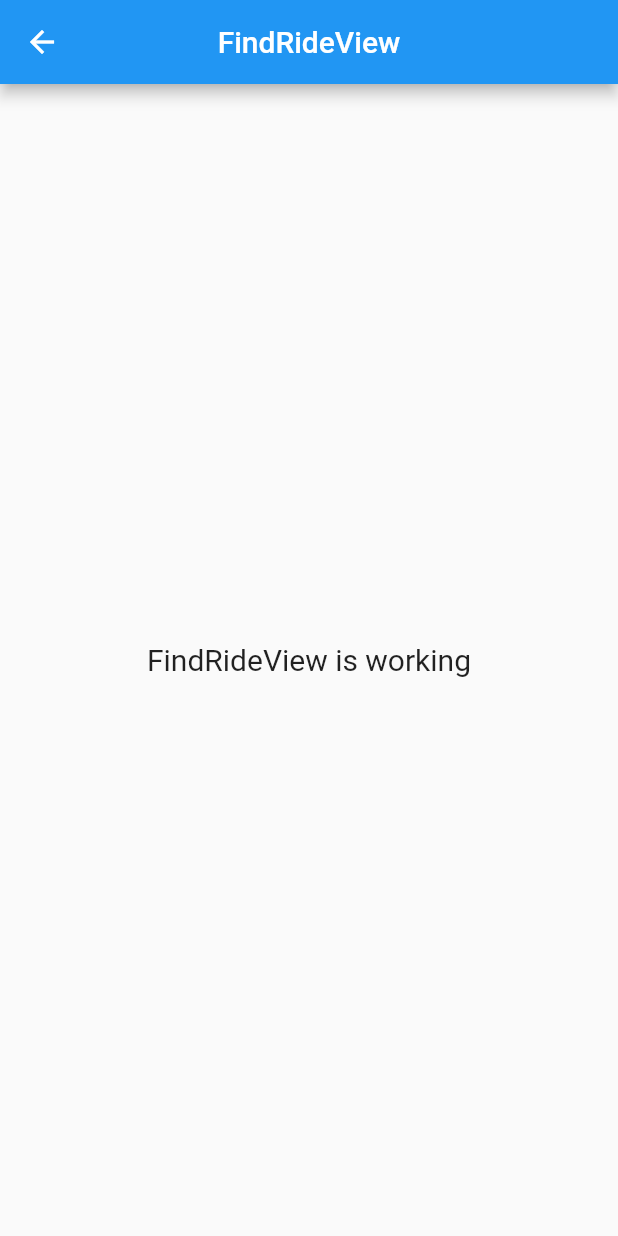
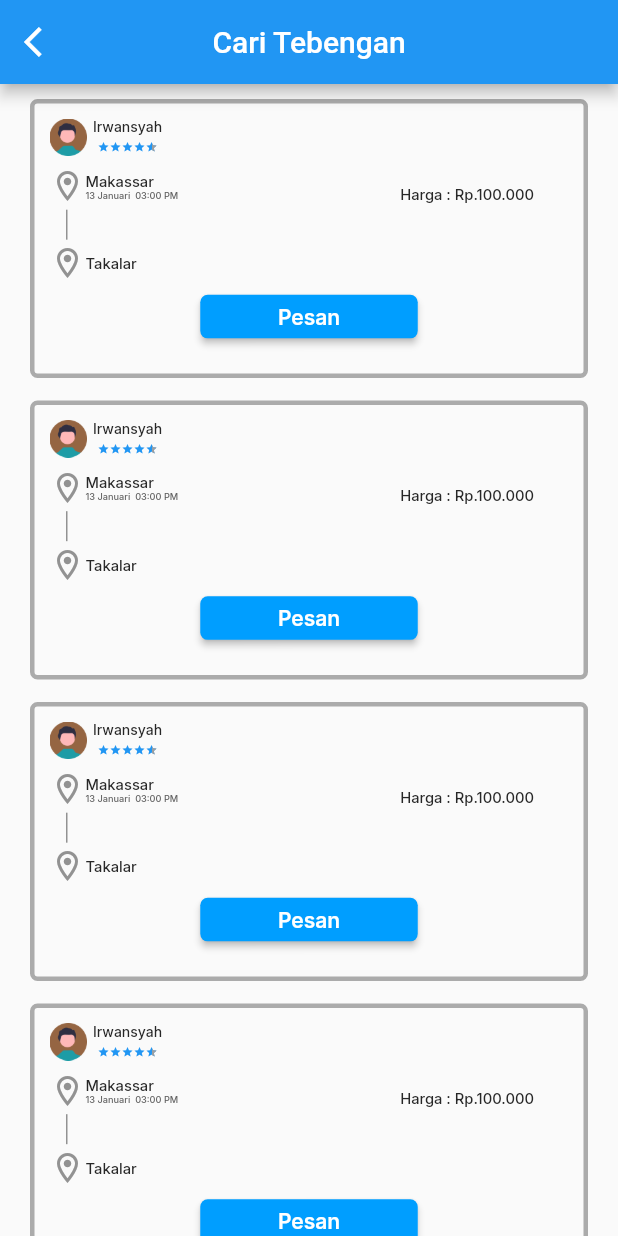
Before and after one commit to Dhaniramli/satuarah-app, a Flutter app: the FindRideView screen opened by its route, on a phone screen of 412 x 824 dp. Run offline on Flutter 3.47's test engine with Material 2 defaults, Android fonts, the phone set to English and light mode, and no system bars; our stand-ins replace cloud_firestore, firebase_auth, firebase_core, flutter_switch, get, google_fonts; accounts and stored records are empty.

Commit message:
tampilan find ride

```diff
--- a/lib/app/modules/find_ride/views/find_ride_view.dart
+++ b/lib/app/modules/find_ride/views/find_ride_view.dart
@@ -1,23 +1,35 @@
 import 'package:flutter/material.dart';
-
 import 'package:get/get.dart';
 
+import '../../../../theme.dart';
 import '../controllers/find_ride_controller.dart';
+import 'widgets/card_full.dart';
 
 class FindRideView extends GetView<FindRideController> {
-  const FindRideView({Key? key}) : super(key: key);
+  FindRideView({Key? key}) : super(key: key);
+
+  final List<Widget> myFindRides = List.generate(
+    20,
+    (index) => const CardFull(),
+  ).reversed.toList();
+
   @override
   Widget build(BuildContext context) {
-    return Scaffold(
+     return Scaffold(
       appBar: AppBar(
-        title: const Text('FindRideView'),
+        title: const Text('Cari Tebengan'),
         centerTitle: true,
+        leading: IconButton(
+          onPressed: () => Get.back(),
+          icon: const Icon(
+            Icons.arrow_back_ios,
+            color: white,
+          ),
+        ),
       ),
-      body: const Center(
-        child: Text(
-          'FindRideView is working',
-          style: TextStyle(fontSize: 20),
-        ),
+      body: ListView.builder(
+        itemCount: myFindRides.length,
+        itemBuilder: (context, index) => myFindRides[index],
       ),
     );
   }
--- /dev/null
+++ b/lib/app/modules/find_ride/views/widgets/card_full.dart
@@ -0,0 +1,161 @@
+import 'package:flutter/material.dart';
+
+import '../../../../../shared/rating_bar.dart';
+import '../../../../../theme.dart';
+
+class CardFull extends StatelessWidget {
+  const CardFull({
+    super.key,
+  });
+
+  @override
+  Widget build(BuildContext context) {
+    return Container(
+      margin: const EdgeInsets.only(right: 20, left: 20, bottom: 5, top: 10),
+      padding: const EdgeInsets.all(10),
+      decoration: BoxDecoration(
+          border: Border.all(color: grayDuaColor, width: 3),
+          borderRadius: BorderRadius.circular(5)),
+      child: SizedBox(
+        height: 160,
+        width: double.infinity,
+        child: Column(
+          children: [
+            Row(
+              children: [
+                SizedBox(
+                  height: 25,
+                  child: Row(
+                    children: [
+                      Container(
+                        height: 25.0,
+                        width: 25.0,
+                        decoration: BoxDecoration(
+                            borderRadius: BorderRadius.circular(50)),
+                        child: Image.asset(
+                          "assets/profile.png",
+                          width: 25.0,
+                          height: 25.0,
+                          fit: BoxFit.fill,
+                        ),
+                      ),
+                      const SizedBox(width: 4),
+                      Column(
+                        children: [
+                          Text(
+                            "Irwansyah",
+                            style: textBlackDuaStyle.copyWith(
+                              fontSize: 9.33,
+                              fontWeight: medium,
+                            ),
+                          ),
+                          Container(
+                            margin: const EdgeInsets.only(top: 4),
+                            height: 8,
+                            width: 40,
+                            child: const RatingBar(
+                              rating: 4.5,
+                              ratingCount: 12,
+                              size: 8,
+                            ),
+                          )
+                        ],
+                      ),
+                    ],
+                  ),
+                )
+              ],
+            ),
+            Container(
+              margin: const EdgeInsets.only(top: 8),
+              child: Row(
+                crossAxisAlignment: CrossAxisAlignment.start,
+                mainAxisAlignment: MainAxisAlignment.spaceBetween,
+                children: [
+                  Column(
+                    crossAxisAlignment: CrossAxisAlignment.start,
+                    children: [
+                      Row(
+                        children: [
+                          Icon(Icons.location_on_outlined,
+                              color: grayTigaColor),
+                          Column(
+                            crossAxisAlignment: CrossAxisAlignment.start,
+                            children: [
+                              Text(
+                                'Makassar',
+                                style: textBlackDuaStyle.copyWith(
+                                    fontSize: 9.83, fontWeight: medium),
+                              ),
+                              Text(
+                                '13 Januari  03:00 PM',
+                                style: textGrayStyle.copyWith(
+                                    fontSize: 6.13, fontWeight: medium),
+                              ),
+                            ],
+                          ),
+                        ],
+                      ),
+                      Container(
+                        width: 1,
+                        height: 20,
+                        color: grayTigaColor,
+                        margin: const EdgeInsets.only(
+                            left: 11, top: 3.79, bottom: 3.79),
+                      ),
+                      Row(
+                        children: [
+                          Icon(Icons.location_on_outlined,
+                              color: grayTigaColor),
+                          Text(
+                            'Takalar',
+                            style: textBlackDuaStyle.copyWith(
+                                fontSize: 9.83, fontWeight: medium),
+                          ),
+                        ],
+                      ),
+                    ],
+                  ),
+                  Container(
+                    margin: const EdgeInsets.only(right: 23, top: 11),
+                    child: Text(
+                      'Harga : Rp.100.000',
+                      style: textBlackDuaStyle.copyWith(
+                          fontSize: 9.83, fontWeight: medium),
+                    ),
+                  )
+                ],
+              ),
+            ),
+            const SizedBox(height: 9),
+            Row(
+              mainAxisAlignment: MainAxisAlignment.center,
+              children: [
+                SizedBox(
+                  width: 145,
+                  height: 29,
+                  child: ElevatedButton(
+                    onPressed: () {},
+                    style: ElevatedButton.styleFrom(
+                      backgroundColor: primaryColor,
+                      shape: RoundedRectangleBorder(
+                        borderRadius: BorderRadius.circular(5),
+                      ),
+                    ),
+                    child: Text(
+                      "Pesan",
+                      style: textWhiteStyle.copyWith(
+                        fontSize: 14,
+                        fontWeight: semiBold,
+                      ),
+                    ),
+                  ),
+                ),
+              ],
+            )
+          ],
+        ),
+      ),
+    );
+  }
+}
--- a/lib/app/modules/home/views/home_view.dart
+++ b/lib/app/modules/home/views/home_view.dart
@@ -114,7 +114,7 @@ class HomeView extends GetView<HomeController> {
                   ButtonBox(
                     icon: "assets/carit.png",
                     tittLe: "Cari Tebengan",
-                    onTap: const FindRideView(),
+                    onTap: FindRideView(),
                   ),
                 ],
               ),
--- a/lib/app/routes/app_pages.dart
+++ b/lib/app/routes/app_pages.dart
@@ -59,7 +59,7 @@ class AppPages {
     ),
     GetPage(
       name: _Paths.FIND_RIDE,
-      page: () => const FindRideView(),
+      page: () => FindRideView(),
       binding: FindRideBinding(),
     ),
     GetPage(
--- a/lib/main.dart
+++ b/lib/main.dart
@@ -29,7 +29,7 @@ class MyApp extends StatelessWidget {
     return GetMaterialApp(
           debugShowCheckedModeBanner: false,
           title: "Application",
-          initialRoute: Routes.LEAVING_TODAY,
+          initialRoute: Routes.FIND_RIDE,
           getPages: AppPages.routes,
         );
 
```
